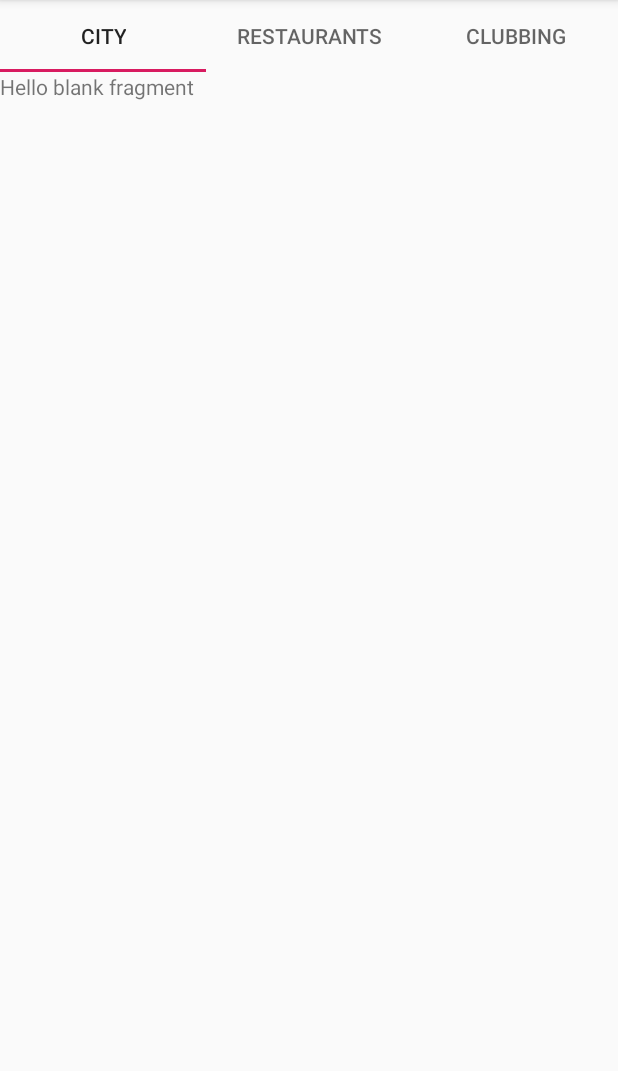
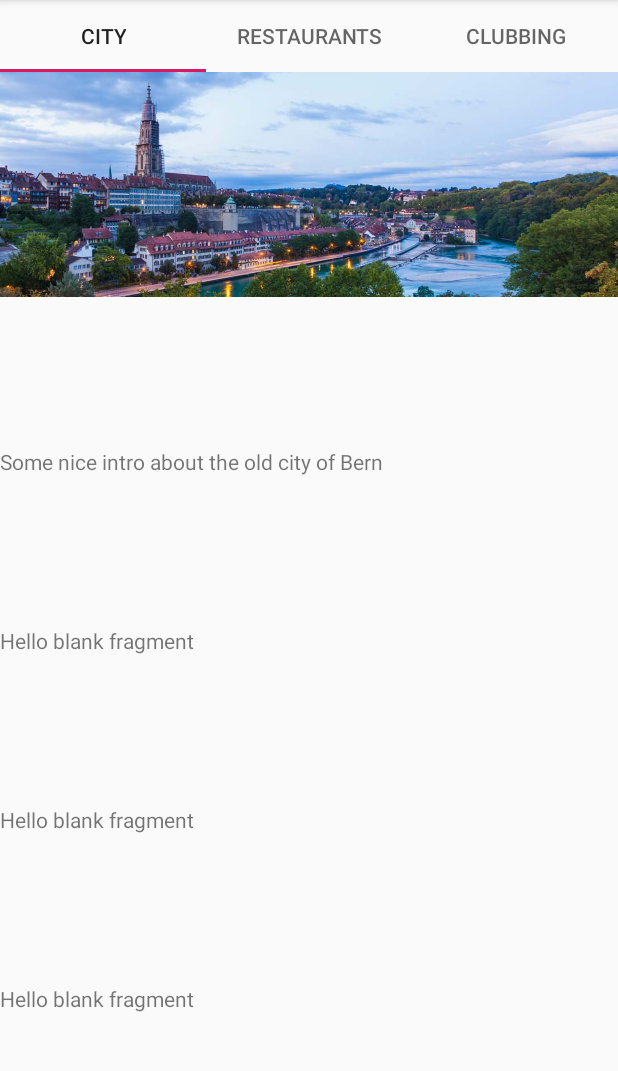
Before and after one commit to tomaszkolonko/AndroidBasics_BernCityTourGuide, an Android app: the screen it shows after launch (MainActivity), on a phone screen of 412 x 824 dp, the part 84-1155 px from its top. Run offline under Robolectric (Android 15) with nearby library versions, the light colour scheme and no system bars.

Commit message:
Created placeholder scroll view for the city fragment

```diff
--- a/app/src/main/res/layout/fragment_demo_fragment_one.xml
+++ b/app/src/main/res/layout/fragment_demo_fragment_one.xml
@@ -1,14 +1,69 @@
 <?xml version="1.0" encoding="utf-8"?>
-<FrameLayout xmlns:android="http://schemas.android.com/apk/res/android"
+<ScrollView xmlns:android="http://schemas.android.com/apk/res/android"
     xmlns:tools="http://schemas.android.com/tools"
     android:layout_width="match_parent"
     android:layout_height="match_parent"
     tools:context=".DemoFragmentOne">
 
-    <!-- TODO: Update blank fragment layout -->
-    <TextView
+    <LinearLayout
         android:layout_width="match_parent"
-        android:layout_height="match_parent"
-        android:text="@string/hello_blank_fragment" />
+        android:layout_height="wrap_content"
+        android:orientation="vertical">
 
-</FrameLayout>
+        <ImageView
+            android:id="@+id/sbb_main"
+            android:layout_width="match_parent"
+            android:layout_height="150dp"
+            android:scaleType="centerCrop"
+            android:src="@drawable/switzerland_bern_banner" />
+
+        <TextView
+            android:layout_width="match_parent"
+            android:layout_height="match_parent"
+            android:layout_marginTop="100dp"
+            android:text="Some nice intro about the old city of Bern" />
+
+        <TextView
+            android:layout_width="match_parent"
+            android:layout_height="match_parent"
+            android:layout_marginTop="100dp"
+            android:text="@string/hello_blank_fragment" />
+
+        <TextView
+            android:layout_width="match_parent"
+            android:layout_height="match_parent"
+            android:layout_marginTop="100dp"
+            android:text="@string/hello_blank_fragment" />
+
+        <TextView
+            android:layout_width="match_parent"
+            android:layout_height="match_parent"
+            android:layout_marginTop="100dp"
+            android:text="@string/hello_blank_fragment" />
+
+        <TextView
+            android:layout_width="match_parent"
+            android:layout_height="match_parent"
+            android:layout_marginTop="100dp"
+            android:text="@string/hello_blank_fragment" />
+
+        <TextView
+            android:layout_width="match_parent"
+            android:layout_height="match_parent"
+            android:layout_marginTop="100dp"
+            android:text="@string/hello_blank_fragment" />
+
+        <TextView
+            android:layout_width="match_parent"
+            android:layout_height="match_parent"
+            android:layout_marginTop="100dp"
+            android:text="@string/hello_blank_fragment" />
+
+        <TextView
+            android:layout_width="match_parent"
+            android:layout_height="match_parent"
+            android:layout_marginTop="100dp"
+            android:text="@string/hello_blank_fragment" />
+    </LinearLayout>
+
+</ScrollView>
```
Also changed, not shown: app/src/main/res/drawable-v24/switzerland_bern_banner.jpg (added).
